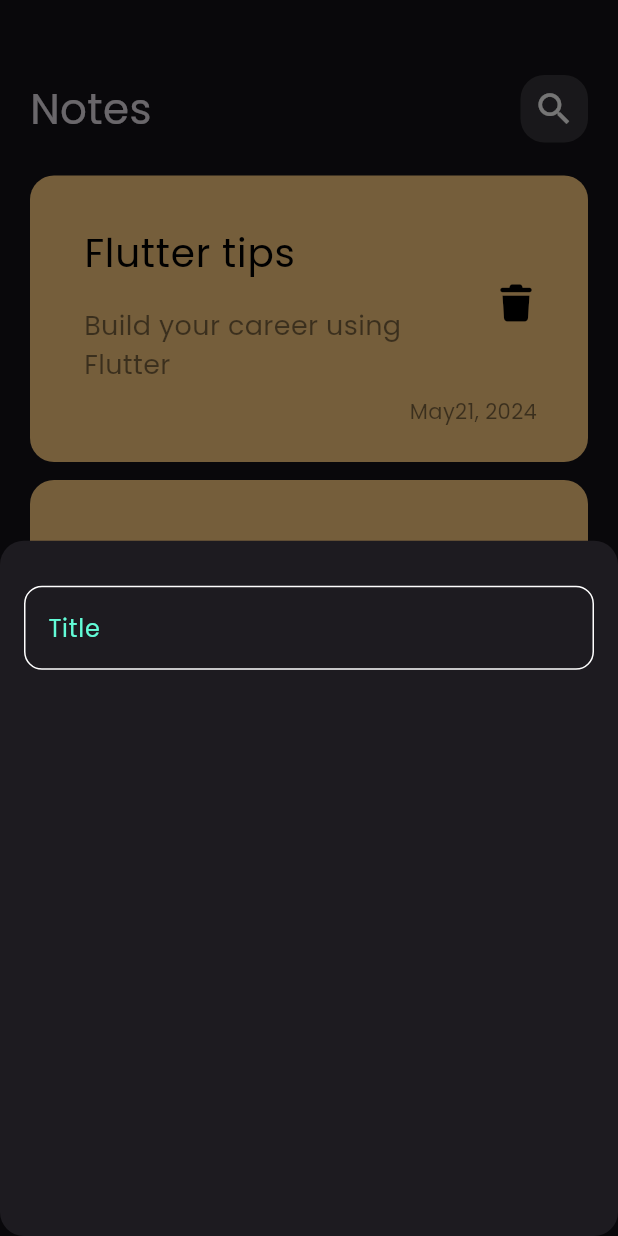
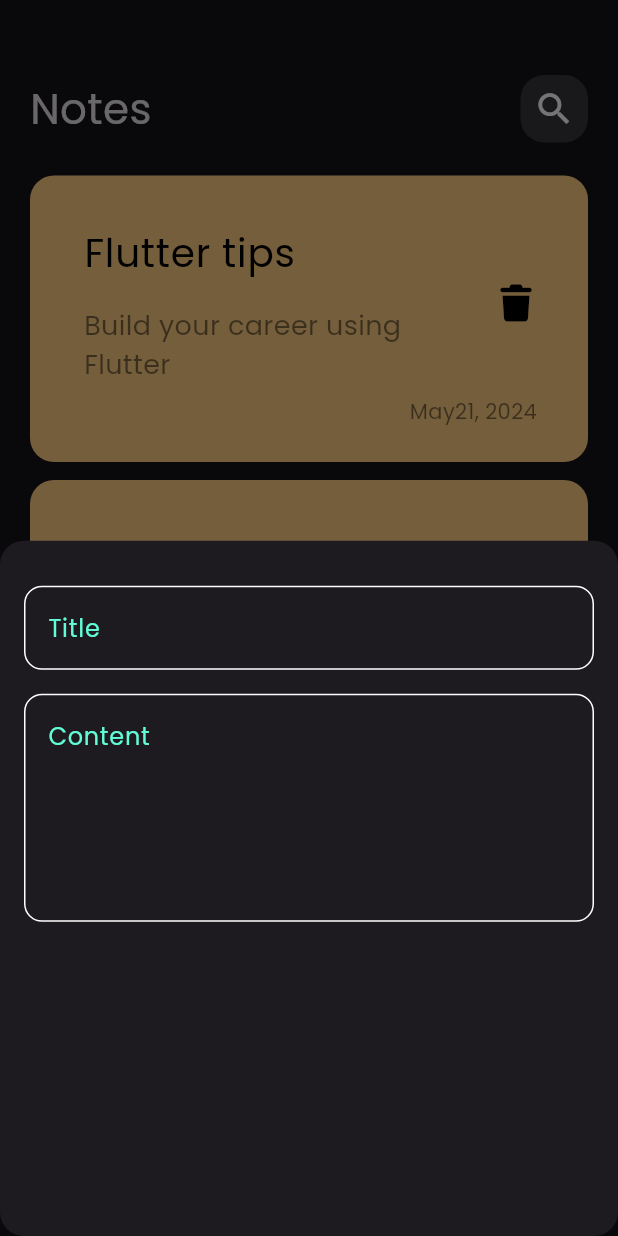
Before and after one commit to xMAG3/notes_app, a Flutter app: the screen it shows after launch, after a tap on the "add" icon, on a phone screen of 412 x 824 dp. Run offline on Flutter 3.47's test engine with Material 3 defaults, Android fonts, the phone set to English and light mode, and no system bars; our stand-ins replace font_awesome_flutter.

Commit message:
add field to notes bottom sheet

```diff
--- a/lib/widgets/add_note_bottom_sheet.dart
+++ b/lib/widgets/add_note_bottom_sheet.dart
@@ -8,7 +8,14 @@ class AddNoteBottomSheet extends StatelessWidget {
   Widget build(BuildContext context) {
     return Padding(
       padding: const EdgeInsets.symmetric(horizontal: 16.0),
-      child: Column(children: [SizedBox(height: 30), CustomTextField()]),
+      child: Column(
+        children: [
+          SizedBox(height: 30),
+          CustomTextField(hintText: 'Title'),
+          SizedBox(height: 16),
+          CustomTextField(hintText: 'Content', maxLines: 5),
+        ],
+      ),
     );
   }
 }
--- a/lib/widgets/custom_text_field.dart
+++ b/lib/widgets/custom_text_field.dart
@@ -2,14 +2,17 @@ import 'package:flutter/material.dart';
 import 'package:note_app/constants.dart';
 
 class CustomTextField extends StatelessWidget {
-  const CustomTextField({super.key});
+  const CustomTextField({super.key, required this.hintText, this.maxLines = 1});
 
+  final String hintText;
+  final int maxLines;
   @override
   Widget build(BuildContext context) {
     return TextField(
       cursorColor: kPrimaryColor,
+      maxLines: maxLines ,
       decoration: InputDecoration(
-        hintText: 'Title',
+        hintText: hintText,
         hintStyle: TextStyle(color: kPrimaryColor),
         border: buildBorder(),
         enabledBorder: buildBorder(),
```
